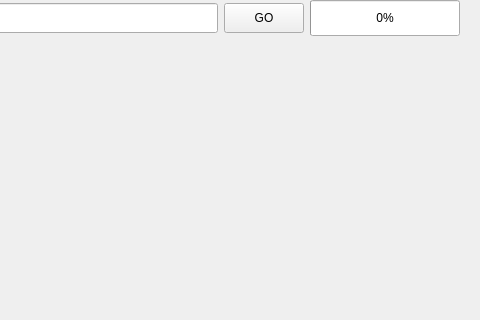
This is ScopeLifeGUI/webcontroller.ui in ksupasak/scope-life-x as Qt 5 draws it before an edit; both pictures show x 705 to 1185 and y 0 to 320 of the 1185 by 652 pixel window. The edited form follows.
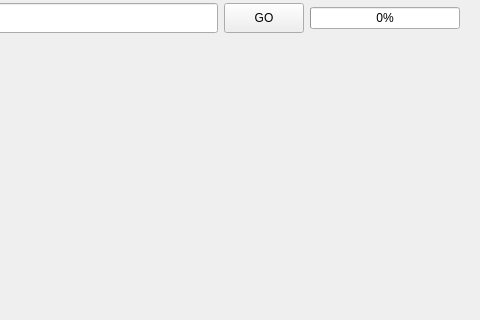
This is the edited form.

```diff
--- a/ScopeLifeGUI/webcontroller.ui
+++ b/ScopeLifeGUI/webcontroller.ui
@@ -144,7 +144,7 @@
         <property name="minimumSize">
          <size>
           <width>150</width>
-          <height>36</height>
+          <height>20</height>
          </size>
         </property>
         <property name="maximumSize">
```
